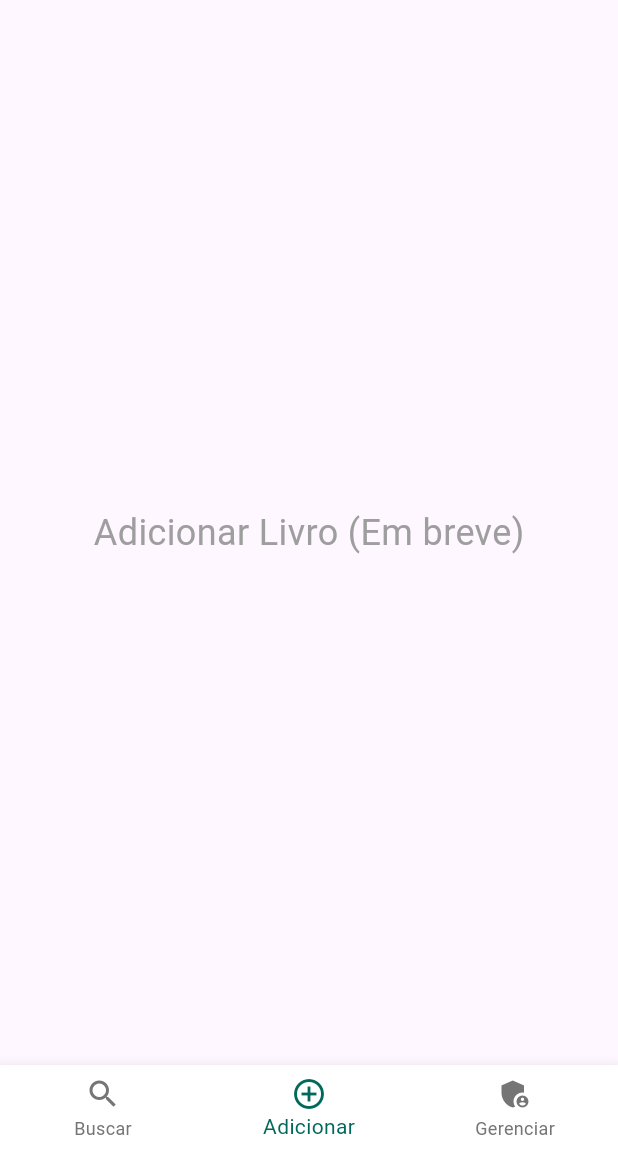
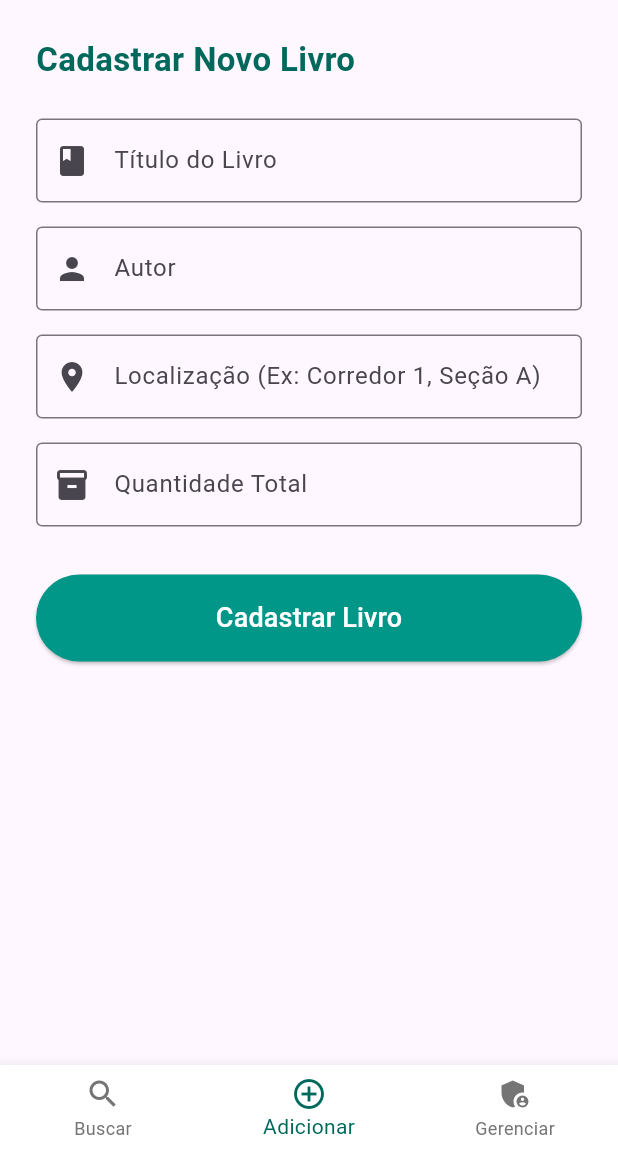
Before and after one commit to 001986josevaldo/UniversityLibraryDB, a Flutter app: the AdminHomePage screen opened directly with empty values, item 2 of the bottom bar chosen, on a phone screen of 412 x 824 dp, the part 84-1236 px from its top. Run offline on Flutter 3.47's test engine with Material 3 defaults, Android fonts, the phone set to English and light mode, and no system bars; our stand-ins replace supabase_flutter; accounts and stored records are empty.

```diff
--- /dev/null
+++ b/lib/features/admin/add_book_page.dart
@@ -0,0 +1,222 @@
+import 'package:flutter/material.dart';
+import 'package:flutter/services.dart';
+import 'package:biblio/main.dart'; // Para a variável 'supabase'
+
+/// Este é o widget que representa a "tela" da Aba 1 (Adicionar Livro).
+class AddBookPage extends StatefulWidget {
+  final VoidCallback? onBookAdded; // <-- ADICIONADO
+
+  const AddBookPage({
+    super.key,
+    this.onBookAdded, // <-- ADICIONADO
+  });
+
+  @override
+  State<AddBookPage> createState() => _AddBookPageState();
+}
+
+class _AddBookPageState extends State<AddBookPage> {
+  // Chave global para validar o formulário
+  final _formKey = GlobalKey<FormState>();
+
+  // Controladores para cada campo do formulário
+  final _titleController = TextEditingController();
+  final _authorController = TextEditingController();
+  final _locationController = TextEditingController();
+  final _quantityController = TextEditingController();
+
+  bool _isLoading = false;
+
+  // Função para salvar o livro no Supabase
+  Future<void> _saveBook() async {
+    // 1. Valida o formulário
+    if (!_formKey.currentState!.validate()) {
+      return; // Se não for válido, não faz nada
+    }
+
+    setState(() {
+      _isLoading = true;
+    });
+
+    try {
+      // 2. Pega os valores dos controladores
+      final title = _titleController.text;
+      final author = _authorController.text;
+      final location = _locationController.text;
+      // Converte a quantidade para int (ou 0 se for inválido)
+      final quantity = int.tryParse(_quantityController.text) ?? 0;
+
+      // 3. Insere no Supabase
+      //    (Conforme a sua regra, quantity_available começa igual a quantity_total)
+      await supabase.from('books').insert({
+        'title': title,
+        'author': author,
+        'location': location,
+        'quantity_total': quantity,
+        'quantity_available': quantity,
+      });
+
+      // 4. Sucesso!
+      if (mounted) {
+        ScaffoldMessenger.of(context).showSnackBar(
+          SnackBar(
+            content: Text('Livro "$title" cadastrado com sucesso!'),
+            backgroundColor: Colors.green[700],
+          ),
+        );
+        // 🔥 CHAMA O CALLBACK PARA AVISAR A TELA MÃE que um novo livro foi inserido
+        widget.onBookAdded?.call();
+        // Limpa o formulário
+        _formKey.currentState!.reset();
+        _titleController.clear();
+        _authorController.clear();
+        _locationController.clear();
+        _quantityController.clear();
+      }
+    } catch (e) {
+      // 5. Erro
+      if (mounted) {
+        ScaffoldMessenger.of(context).showSnackBar(
+          SnackBar(
+            content: Text('Erro ao cadastrar livro: ${e.toString()}'),
+            backgroundColor: Colors.red,
+          ),
+        );
+      }
+    } finally {
+      if (mounted) {
+        setState(() {
+          _isLoading = false;
+        });
+      }
+    }
+  }
+
+  @override
+  void dispose() {
+    // Limpa os controladores
+    _titleController.dispose();
+    _authorController.dispose();
+    _locationController.dispose();
+    _quantityController.dispose();
+    super.dispose();
+  }
+
+  @override
+  Widget build(BuildContext context) {
+    // Usamos SingleChildScrollView para evitar overflow
+    // quando o teclado aparecer
+    return SingleChildScrollView(
+      child: Padding(
+        padding: const EdgeInsets.all(24.0),
+        child: Form(
+          key: _formKey,
+          child: Column(
+            crossAxisAlignment: CrossAxisAlignment.stretch,
+            children: [
+              // --- Título ---
+              Text(
+                'Cadastrar Novo Livro',
+                style: TextStyle(
+                  fontSize: 22,
+                  fontWeight: FontWeight.bold,
+                  color: Colors.teal[800],
+                ),
+              ),
+              const SizedBox(height: 24),
+
+              // --- Campo Título ---
+              TextFormField(
+                controller: _titleController,
+                decoration: const InputDecoration(
+                  labelText: 'Título do Livro',
+                  border: OutlineInputBorder(),
+                  prefixIcon: Icon(Icons.book),
+                ),
+                validator: (value) {
+                  if (value == null || value.isEmpty) {
+                    return 'Por favor, insira um título.';
+                  }
+                  return null;
+                },
+              ),
+              const SizedBox(height: 16),
+
+              // --- Campo Autor ---
+              TextFormField(
+                controller: _authorController,
+                decoration: const InputDecoration(
+                  labelText: 'Autor',
+                  border: OutlineInputBorder(),
+                  prefixIcon: Icon(Icons.person),
+                ),
+                validator: (value) {
+                  if (value == null || value.isEmpty) {
+                    return 'Por favor, insira um autor.';
+                  }
+                  return null;
+                },
+              ),
+              const SizedBox(height: 16),
+
+              // --- Campo Localização ---
+              TextFormField(
+                controller: _locationController,
+                decoration: const InputDecoration(
+                  labelText: 'Localização (Ex: Corredor 1, Seção A)',
+                  border: OutlineInputBorder(),
+                  prefixIcon: Icon(Icons.location_on),
+                ),
+                validator: (value) {
+                  if (value == null || value.isEmpty) {
+                    return 'Por favor, insira a localização.';
+                  }
+                  return null;
+                },
+              ),
+              const SizedBox(height: 16),
+
+              // --- Campo Quantidade Total ---
+              TextFormField(
+                controller: _quantityController,
+                decoration: const InputDecoration(
+                  labelText: 'Quantidade Total',
+                  border: OutlineInputBorder(),
+                  prefixIcon: Icon(Icons.inventory),
+                ),
+                // Define o teclado para aceitar apenas números
+                keyboardType: TextInputType.number,
+                inputFormatters: [FilteringTextInputFormatter.digitsOnly],
+                validator: (value) {
+                  if (value == null || value.isEmpty) {
+                    return 'Por favor, insira a quantidade.';
+                  }
+                  if (int.tryParse(value) == null || int.parse(value) <= 0) {
+                    return 'Por favor, insira um número válido maior que 0.';
+                  }
+                  return null;
+                },
+              ),
+              const SizedBox(height: 32),
+
+              // --- Botão Salvar ---
+              ElevatedButton(
+                style: ElevatedButton.styleFrom(
+                  backgroundColor: Colors.teal,
+                  foregroundColor: Colors.white,
+                  padding: const EdgeInsets.symmetric(vertical: 16),
+                ),
+                // Desabilita o botão durante o loading
+                onPressed: _isLoading ? null : _saveBook,
+                child: Text(
+                  _isLoading ? 'Salvando...' : 'Cadastrar Livro',
+                  style: const TextStyle(fontSize: 18),
+                ),
+              ),
+            ],
+          ),
+        ),
+      ),
+    );
+  }
+}
--- a/lib/features/admin/homeAdmin.dart
+++ b/lib/features/admin/homeAdmin.dart
@@ -5,6 +5,8 @@ import 'package:biblio/features/header/header.dart';
 import 'package:biblio/main.dart'; // para supabase
 // 2. IMPORTA bottom,NavBar
 import 'package:biblio/features/navBar/bottomNavBarAdmin.dart';
+// 3. IMPORTE A NOVA PÁGINA/ABA DE ADICIONAR
+import 'package:biblio/features/admin/add_book_page.dart';
 
 class AdminHomePage extends StatefulWidget {
   const AdminHomePage({super.key});
@@ -113,6 +115,11 @@ class _AdminHomePageState extends State<AdminHomePage> {
     return Colors.grey[600]!;
   }
 
+  // função para atualizar a lista de livros
+  void _refreshBooks() async {
+    await _fetchInitialBooks();
+  }
+
   @override
   Widget build(BuildContext context) {
     // A lógica do ícone (userIcon) já funciona e mostrará o ícone de admin
@@ -132,8 +139,15 @@ class _AdminHomePageState extends State<AdminHomePage> {
         children: [
           // Tela 0: Buscar (A mesma lógica da UserHomePage)
           _buildSearchPage(),
+
           // Tela 1: Adicionar Livro (Placeholder)
-          _buildPlaceholderPage('Adicionar Livro'),
+          //_buildPlaceholderPage('Adicionar Livro'),
+          //const AddBookPage(),
+          AddBookPage(
+            onBookAdded:
+                _refreshBooks, // <-- chama quando um livro for cadastrado
+          ),
+
           // Tela 2: Gerenciar (Placeholder)
           _buildPlaceholderPage('Gerenciar Empréstimos'),
         ],
```
Also changed, not shown: lib/features/admin/admin_item_details_page.dart (+90 -56 lines).
